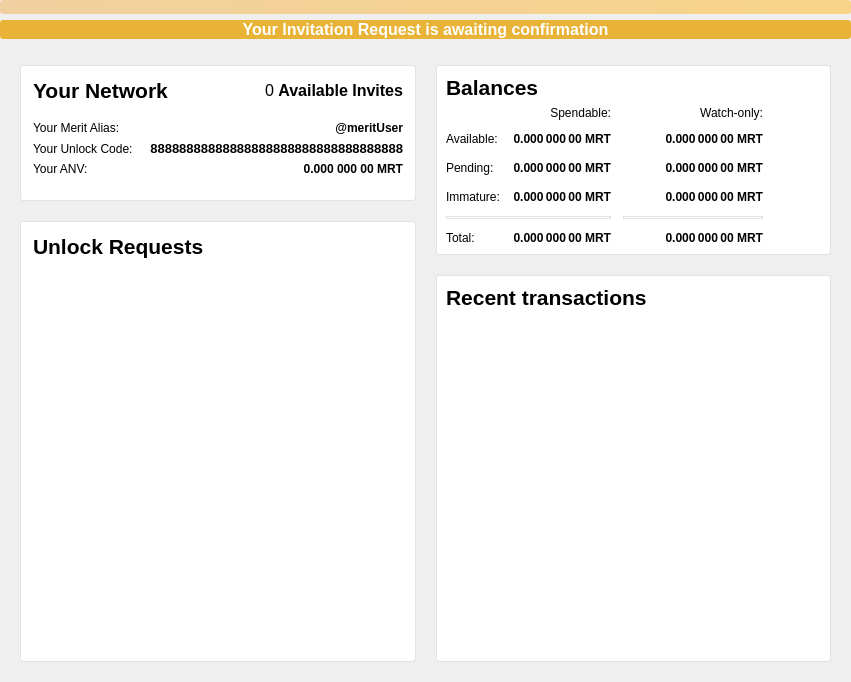
Qt form src/qt/forms/overviewpage.ui (meritlabs/merit) before a commit.
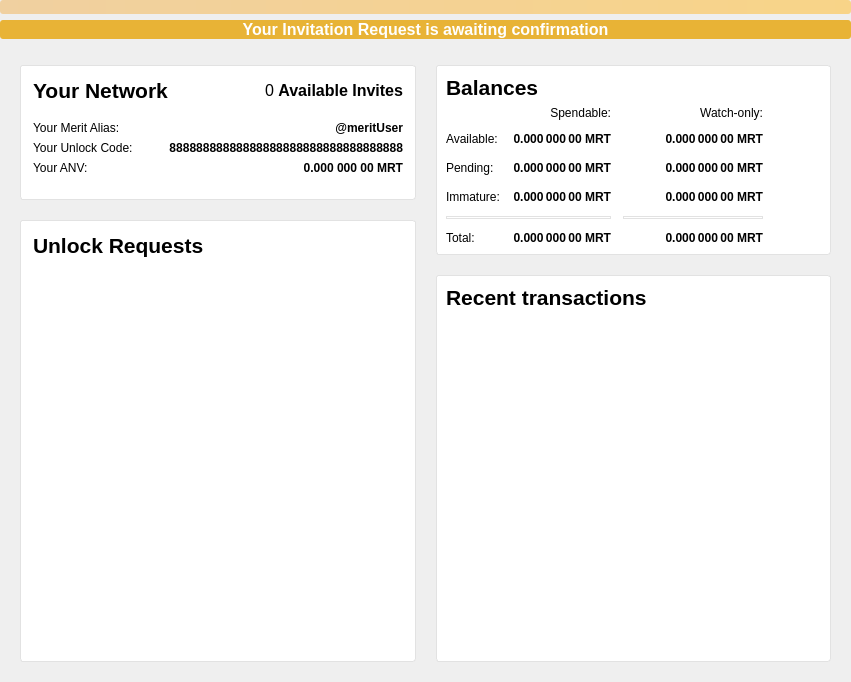
The same form after that commit. Icons and pictures are not drawn.

```diff
--- a/src/qt/forms/overviewpage.ui
+++ b/src/qt/forms/overviewpage.ui
@@ -264,7 +264,6 @@
               </property>
               <property name="font">
                <font>
-                <pointsize>10</pointsize>
                 <weight>75</weight>
                 <bold>true</bold>
                </font>
```
Left out of the diff: 3 changed lines with no effect on the pictures.
